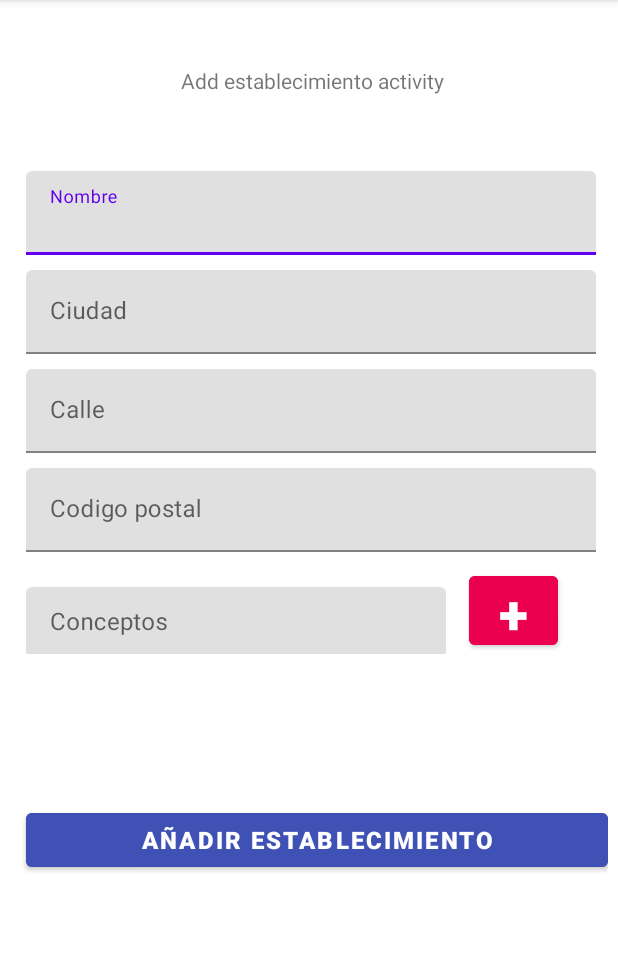
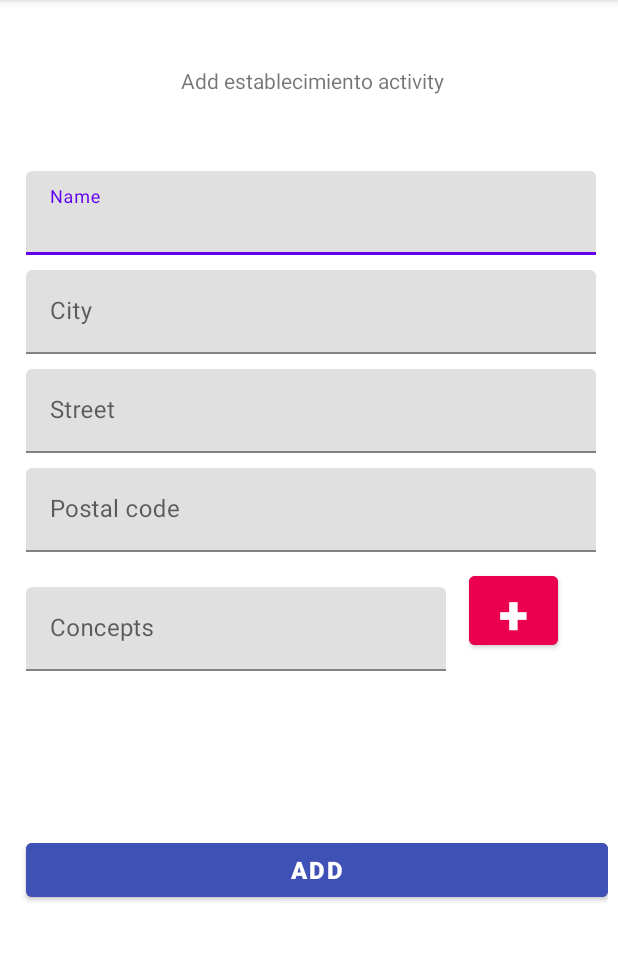
Before and after one commit to PabloGorSan/GestoriApp, an Android app: the AddEstablecimientoActivity screen opened directly, with no data from a screen before it, on a phone screen of 412 x 824 dp, the part 84-1045 px from its top. Run offline under Robolectric (Android 15) with nearby library versions, the phone set to English and light mode, and no system bars.

Commit message:
internacionalizacion principal XMLs hecha

```diff
--- a/app/src/main/res/layout/activity_add_establecimiento.xml
+++ b/app/src/main/res/layout/activity_add_establecimiento.xml
@@ -36,7 +36,7 @@
                 android:id="@+id/textInputEditTextNombre"
                 android:layout_width="match_parent"
                 android:layout_height="wrap_content"
-                android:hint="Nombre" />
+                android:hint="@string/textNombre" />
         </com.google.android.material.textfield.TextInputLayout>
 
         <com.google.android.material.textfield.TextInputLayout
@@ -50,7 +50,7 @@
                 android:id="@+id/textInputEditTextCiudad"
                 android:layout_width="match_parent"
                 android:layout_height="wrap_content"
-                android:hint="Ciudad"  />
+                android:hint="@string/textCiudad" />
         </com.google.android.material.textfield.TextInputLayout>
 
         <com.google.android.material.textfield.TextInputLayout
@@ -64,7 +64,7 @@
                 android:id="@+id/textInputEditTextCalle"
                 android:layout_width="match_parent"
                 android:layout_height="wrap_content"
-                android:hint="Calle" />
+                android:hint="@string/textCalle" />
         </com.google.android.material.textfield.TextInputLayout>
 
         <com.google.android.material.textfield.TextInputLayout
@@ -78,12 +78,12 @@
                 android:id="@+id/textInputEditTextCodigoPostal"
                 android:layout_width="match_parent"
                 android:layout_height="wrap_content"
-                android:hint="Codigo postal" />
+                android:hint="@string/textCodigoPostal" />
         </com.google.android.material.textfield.TextInputLayout>
 
         <LinearLayout
             android:layout_width="match_parent"
-            android:layout_height="58dp"
+            android:layout_height="78dp"
             android:layout_marginTop="10dp"
             android:orientation="horizontal">
 
@@ -98,7 +98,7 @@
                     android:id="@+id/textInputEditTextConceptos"
                     android:layout_width="match_parent"
                     android:layout_height="wrap_content"
-                    android:hint="Conceptos"  />
+                    android:hint="@string/textConceptos" />
             </com.google.android.material.textfield.TextInputLayout>
 
             <Button
@@ -126,7 +126,7 @@
             android:layout_marginTop="100dp"
             android:backgroundTint="#3F51B5"
             android:onClick="onClickAddEstablecimiento"
-            android:text="Añadir establecimiento"
+            android:text="@string/textAñadir"
             android:textColor="#FFFFFF"
             android:textSize="16sp"
             android:textStyle="bold" />
--- a/app/src/main/res/values/strings.xml
+++ b/app/src/main/res/values/strings.xml
@@ -19,4 +19,21 @@
     <string name="respuestaNegativa">No</string>
     <string name="titleBorrarConfirmacion"> Confirmation </string>
     <string name="bodyBorrarConfirmacion"> Are you sure you want to delete this? </string>
+    <string name="textListaEstablecimientos"> Establishments list </string>
+    <string name="textBorrar"> Delete </string>
+    <string name="textSeleccionarFecha"> Select date </string>
+    <string name="textAñadir"> Add </string>
+    <string name="textGasto"> Expense </string>
+    <string name="textIngreso"> Revenue </string>
+    <string name="textImporte"> Amount </string>
+    <string name="textDescripcion"> Description </string>
+    <string name="textConcepto"> Concept </string>
+    <string name="textConceptos"> Concepts </string>
+    <string name="textSeleccionarConcepto"> Select concept </string>
+    <string name="textFecha"> Date </string>
+    <string name="textNombre"> Name </string>
+    <string name="textCiudad"> City </string>
+    <string name="textCalle"> Street </string>
+    <string name="textCodigoPostal"> Postal code </string>
+    <string name="textGraficas"> Charts </string>
 </resources>
```
Also changed, not shown: app/src/main/res/layout/activity_add_gasto_ingreso.xml (+8 -8 lines), app/src/main/res/layout/activity_establecimiento.xml (+4 -4 lines), app/src/main/res/layout/activity_gasto_ingreso.xml (+5 -5 lines), app/src/main/res/layout/activity_main.xml (+11 -12 lines), 1 other file.
